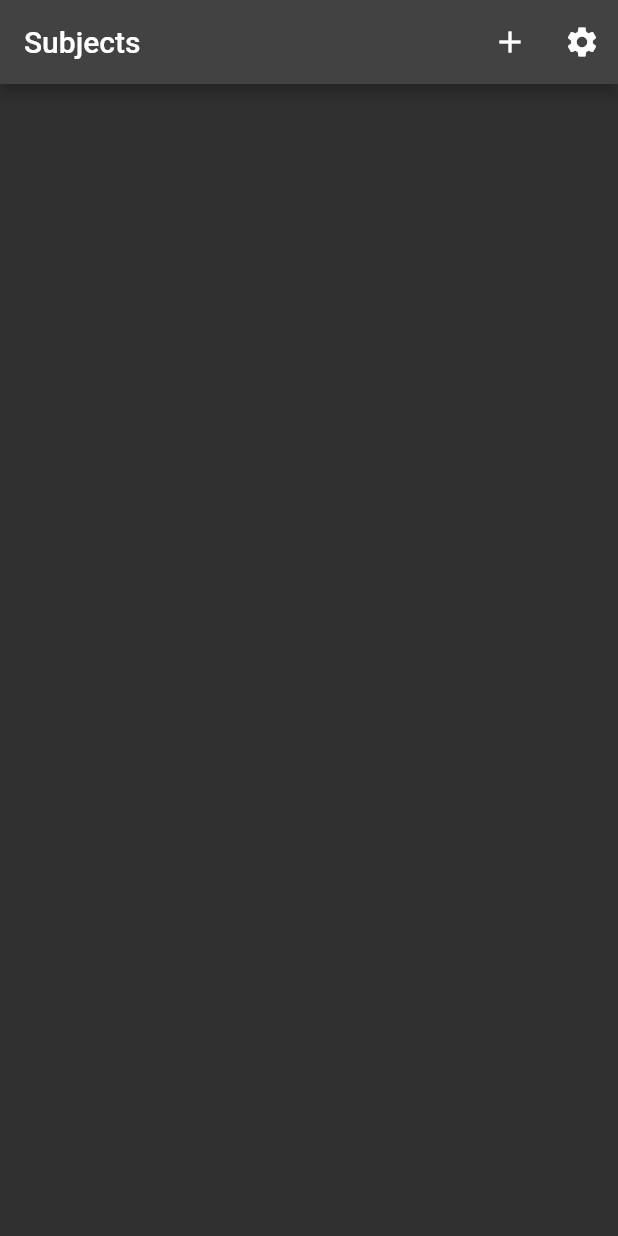
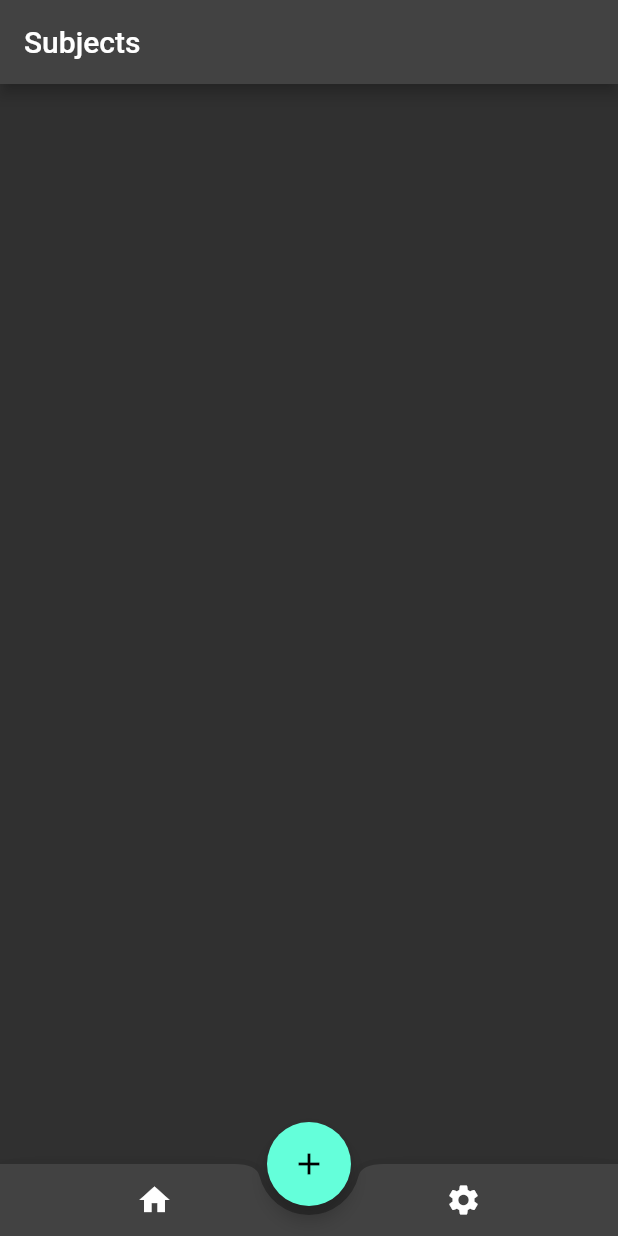
Before and after one commit to FloloGames/vocabulary_trainer, a Flutter app: the screen it shows after launch, on a phone screen of 412 x 824 dp. Run offline on Flutter 3.47's test engine with Material 2 defaults, Android fonts, the phone set to English and light mode, and no system bars; our stand-ins replace dio, flip_card, flutter_colorpicker, flutter_staggered_animations, permission_handler, rxdart.

Commit message:
test NavigationBar added input strings get now .trim()ed topic Containers are now width wide and smooth^^ version 1.2

```diff
--- a/lib/code_behind/update_manager.dart
+++ b/lib/code_behind/update_manager.dart
@@ -14,7 +14,7 @@ class UpdateManager {
   static const URL_TO_NEWEST_APK =
       "https://raw.githubusercontent.com/FloloGames/vocabulary_trainer/main/newest_build/app-release.apk";
   // ignore: constant_identifier_names
-  static const CURRENT_VERSION = 1.1;
+  static const CURRENT_VERSION = 1.2;
 
   static UpdateManager instance = UpdateManager();
 
@@ -23,7 +23,7 @@ class UpdateManager {
 
   final Dio _dio = Dio();
 
-  String _newest_build_hash = "";
+  // String _newest_build_hash = "";
   String _savePath = "";
 
   String get savePath => _savePath;
@@ -39,7 +39,7 @@ class UpdateManager {
     Map<String, dynamic> json = jsonDecode(response.data);
 
     double newestVersion = double.parse(json["newest_version"].toString());
-    _newest_build_hash = json["hash"];
+    // _newest_build_hash = json["hash"];
 
     // print(response);
     return newestVersion > CURRENT_VERSION;
--- a/lib/screens/home_page.dart
+++ b/lib/screens/home_page.dart
@@ -117,24 +117,8 @@ class _HomePageState extends State<HomePage> with WidgetsBindingObserver {
     return Scaffold(
       appBar: AppBar(
         title: const Text('Subjects'),
-        actions: [
-          IconButton(
-            onPressed: _addNewSubject,
-            icon: const Icon(Icons.add),
-          ),
-          IconButton(
-            onPressed: () {
-              Navigator.of(context).push(
-                CustomPageTransitionAnimation(
-                  const SettingsPage(),
-                  const Alignment(.9, -0.9),
-                ),
-              );
-            },
-            icon: const Icon(Icons.settings),
-          ),
-        ],
       ),
+      floatingActionButtonLocation: FloatingActionButtonLocation.centerDocked,
       // body: SingleChildScrollView(
       //   child: ReorderableWrap(
       //       spacing: 8.0,
@@ -161,6 +145,8 @@ class _HomePageState extends State<HomePage> with WidgetsBindingObserver {
       //         (index) => contextBuilder(context, index),
       //       )),
       // ),
+      bottomNavigationBar: _bottomNavigationBar(context),
+      floatingActionButton: _floatingActionButton(context),
       body: StreamBuilder(
         stream: SubjectManager.subjectStream,
         builder: (context, snapshot) {
@@ -263,6 +249,9 @@ class _HomePageState extends State<HomePage> with WidgetsBindingObserver {
 
     if (newSubjectName == null) return;
 
+    if (newSubjectName.isEmpty) return;
+    newSubjectName.trim();
+
     if (SubjectManager.subjects
         .any((element) => element.name == newSubjectName)) {
       //TODO: Show pop up..
@@ -335,6 +324,12 @@ class _HomePageState extends State<HomePage> with WidgetsBindingObserver {
       setState(() {});
       return;
     }
+
+    if (newSubjectName.isEmpty) {
+      return;
+    }
+
+    newSubjectName.trim();
 
     if (newSubjectName == subject.name) {
       SubjectManager.saveSubjectAt(index);
@@ -409,6 +404,41 @@ class _HomePageState extends State<HomePage> with WidgetsBindingObserver {
     );
   }
 
+  Widget _bottomNavigationBar(BuildContext context) {
+    return BottomAppBar(
+      shape: const CircularNotchedRectangle(),
+      notchMargin: 6,
+      child: Row(
+        mainAxisAlignment: MainAxisAlignment.spaceAround,
+        children: [
+          IconButton(
+            onPressed: () {},
+            icon: const Icon(Icons.home),
+          ),
+          IconButton(
+            onPressed: () {
+              Navigator.of(context).push(
+                CustomPageTransitionAnimation(
+                  const SettingsPage(),
+                  const Alignment(.9, -0.9),
+                ),
+              );
+            },
+            icon: const Icon(Icons.settings),
+          ),
+        ],
+      ),
+    );
+  }
+
+  Widget _floatingActionButton(BuildContext context) {
+    return FloatingActionButton(
+      onPressed: _addNewSubject,
+      elevation: 5,
+      child: const Icon(Icons.add),
+    );
+  }
+
   // String getSubjectHeroString(int index) {
   //   return "subjectContainer:$index";
   // }
--- a/lib/screens/topic_page.dart
+++ b/lib/screens/topic_page.dart
@@ -40,6 +40,10 @@ class _TopicPageState extends State<TopicPage> {
         backgroundColor: widget.topic.color,
         title: Text("${widget.parentSubject.name} / ${widget.topic.name}"),
         actions: [
+          IconButton(
+            onPressed: () {},
+            icon: const Icon(Icons.keyboard_double_arrow_down_sharp),
+          ),
           IconButton(
             onPressed: _addNewStudyCard,
             icon: const Icon(Icons.add),
--- a/newest_build/newest_version.json
+++ b/newest_build/newest_version.json
@@ -1,4 +1,4 @@
 {
-    "newest_version": 1.1,
+    "newest_version": 1.2,
     "hash": ""
 }
--- a/todo.txt
+++ b/todo.txt
@@ -11,4 +11,8 @@ push
 * Add StudySmarter like Painter at the top
 * color studyCards with last answer
 * settings_page add possibility to change unlockCount and StudyCardCount
-* add auto update functionality
+* make topics width wide
+* add SHA256 testing for updates
+* add export button
+* add import button
+* https://www.youtube.com/watch?v=fL6nUEUAY4g
```
Also changed, not shown: lib/screens/subject_page.dart (+68 -16 lines), 1 other file.
